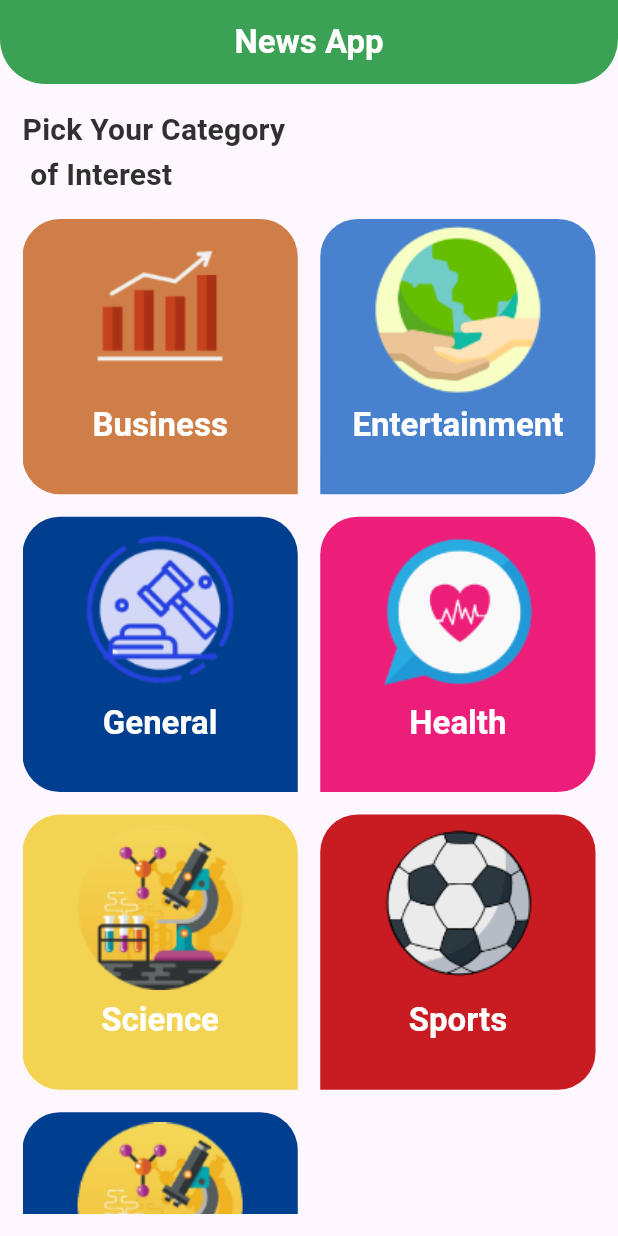
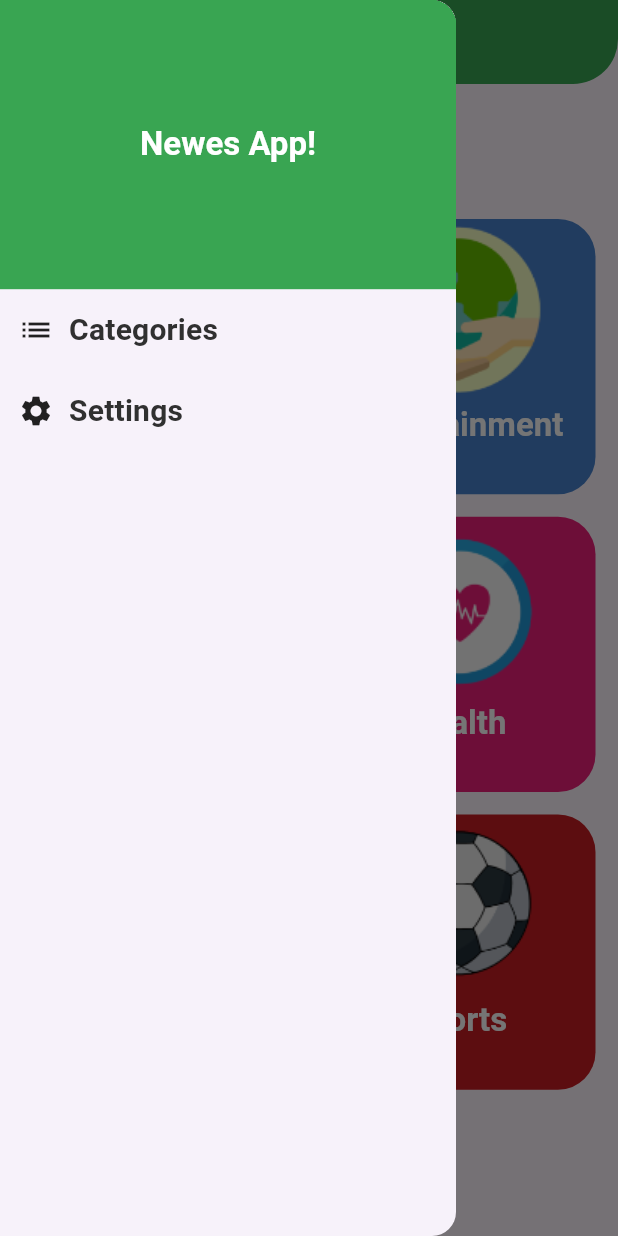
Before and after one commit to MOhamedAHmed1945/news-app-trans, a Flutter app: the screen it shows after launch, with the side drawer open (before the commit the screen has no drawer), on a phone screen of 412 x 824 dp. Run offline on Flutter 3.47's test engine with Material 3 defaults, Android fonts, the phone set to English and light mode, and no system bars; our stand-ins replace cached_network_image.

Commit message:
add func

```diff
--- a/lib/Apis/api_manager.dart
+++ b/lib/Apis/api_manager.dart
@@ -45,9 +45,10 @@ import 'package:http/http.dart' as http;
 // }
 
 class ApiManager {
-  static Future<SourseResponse> getSources() async {
+  static Future<SourseResponse> getSources({required String categoryId}) async {
     Uri url = Uri.https(ApiConstatnts.baseUrl, ApiConstatnts.sources, {
       'apiKey': ApiConstatnts.apiKey,
+      'category' : categoryId,
     });
     try {
       var response = await http.get(url);
--- a/lib/Screens/category_fragment_screen.dart
+++ b/lib/Screens/category_fragment_screen.dart
@@ -1,14 +1,15 @@
-// ignore_for_file: prefer_const_constructors
+// ignore_for_file: prefer_const_constructors, must_be_immutable
 
 import 'package:flutter/material.dart';
 
 import '../Models/category_d_m.dart';
-import '../Widgets/Tabs/custom_category_Item.dart';
+import '../Widgets/custom_category_item.dart';
 
 class CategoryFragmentScreen extends StatelessWidget {
-  CategoryFragmentScreen({super.key});
+  CategoryFragmentScreen({super.key, required this.onCategoryItemClick});
   static String routeName = 'categoryFragmentScreen';
   var categoriesList = CategoryDM.getCategories();
+  Function onCategoryItemClick;
   @override
   Widget build(BuildContext context) {
     return Container(
@@ -20,7 +21,9 @@ class CategoryFragmentScreen extends StatelessWidget {
             'Pick Your Category \n of Interest',
             style: Theme.of(context).textTheme.titleMedium,
           ),
-          SizedBox(height: 15.0,),
+          SizedBox(
+            height: 15.0,
+          ),
           Expanded(
             child: GridView.builder(
                 gridDelegate: const SliverGridDelegateWithFixedCrossAxisCount(
@@ -30,9 +33,16 @@ class CategoryFragmentScreen extends StatelessWidget {
                 ),
                 itemCount: categoriesList.length,
                 itemBuilder: (context, index) {
-                  return CustomCategoryItem(
-                    category: categoriesList[index],
-                    index: index,
+                  return InkWell(
+                    onTap: () {
+                      onCategoryItemClick(
+                        categoriesList[index]
+                      );
+                    },
+                    child: CustomCategoryItem(
+                      category: categoriesList[index],
+                      index: index,
+                    ),
                   );
                 }),
           ),
--- a/lib/Screens/home_screen.dart
+++ b/lib/Screens/home_screen.dart
@@ -1,5 +1,10 @@
+// ignore_for_file: prefer_const_constructors
+
 import 'package:flutter/material.dart';
+import 'package:flutter_application_news/Screens/category_details_screen.dart';
 import 'package:flutter_application_news/Screens/category_fragment_screen.dart';
+import '../Models/category_d_m.dart';
+import '../Widgets/Drawer/custom_home_drawer.dart';
 
 class HomeScreen extends StatefulWidget {
   const HomeScreen({Key? key}) : super(key: key);
@@ -14,27 +19,37 @@ class _HomeScreenState extends State<HomeScreen> {
     return Scaffold(
       appBar: AppBar(
         title: Text(
-          'News App',
+          selectedMenuItem == HomeDrawer.settings ? 'Settings' : selectedCategory == null ?
+           'News App': selectedCategory!.title,
           style: Theme.of(context).textTheme.titleLarge!,
         ),
       ),
-      body: CategoryFragmentScreen(),
+      drawer: Drawer(
+        child: HomeDrawer(
+          onSideMenuItemClick: onSideMenuItemClick,
+        ),
+      ),
+      body: selectedCategory == null
+          ? CategoryFragmentScreen(
+              onCategoryItemClick: onCategoryItemClick,
+            )
+          : CategoryDetailsScreen(
+              category: selectedCategory!,
+            ),
     );
   }
+
+  CategoryDM? selectedCategory;
+  void onCategoryItemClick(CategoryDM newSelectedCategory) {
+    selectedCategory = newSelectedCategory;
+    setState(() {});
+  }
+
+  int selectedMenuItem = HomeDrawer.categories;
+  void onSideMenuItemClick(int newSelectedMenuItem) {
+    selectedMenuItem = newSelectedMenuItem;
+    selectedCategory = null;
+    Navigator.pop(context);
+    setState(() {});
+  }
 }
-
-// class HomeScreen extends StatelessWidget {
-//   const HomeScreen({super.key});
-//   static String routeName = 'homeScreen';
-//   @override
-//   Widget build(BuildContext context) {
-//     return Stack(
-//       children: [
-//         Container(
-//           color: ThemeApp.whiteColor,
-//           child: Image.asset(''),
-//         ),
-//       ],
-//     );
-//   }
-// }
--- /dev/null
+++ b/lib/Widgets/Drawer/custom_home_drawer.dart
@@ -0,0 +1,72 @@
+// ignore_for_file: must_be_immutable
+
+import 'package:flutter/material.dart';
+
+import '../../ThemeApp/theme_app.dart';
+
+class HomeDrawer extends StatelessWidget {
+  HomeDrawer({super.key, required this.onSideMenuItemClick});
+  Function onSideMenuItemClick;
+  static const int categories = 1;
+   static const int settings = 2;
+  @override
+  Widget build(BuildContext context) {
+    return Column(
+      children: [
+        Container(
+          width: double.infinity,
+          // height: 100,
+          padding: EdgeInsets.symmetric(
+            vertical: MediaQuery.of(context).size.height * 0.1,
+          ),
+          color: ThemeApp.primaryLightColor,
+          child: Text(
+            'Newes App!',
+            style: Theme.of(context).textTheme.titleLarge,
+            textAlign: TextAlign.center,
+          ),
+        ),
+        Padding(
+          padding: const EdgeInsets.all(12.0),
+          child: InkWell(
+            onTap: () {
+              onSideMenuItemClick(categories);
+            },
+            child: Row(
+              children: [
+                const Icon(Icons.list),
+                const SizedBox(
+                  width: 10,
+                ),
+                Text(
+                  'Categories',
+                  style: Theme.of(context).textTheme.titleMedium,
+                ),
+              ],
+            ),
+          ),
+        ),
+        Padding(
+          padding: const EdgeInsets.all(12.0),
+          child: InkWell(
+            onTap: () {
+              onSideMenuItemClick(settings);
+            },
+            child: Row(
+              children: [
+                const Icon(Icons.settings),
+                const SizedBox(
+                  width: 10,
+                ),
+                Text(
+                  'Settings',
+                  style: Theme.of(context).textTheme.titleMedium,
+                ),
+              ],
+            ),
+          ),
+        ),
+      ],
+    );
+  }
+}
--- a/lib/Widgets/Tabs/custom_category_item.dart
+++ b/lib/Widgets/custom_category_item.dart
@@ -2,7 +2,7 @@
 
 import 'package:flutter/material.dart';
 
-import '../../Models/category_d_m.dart';
+import '../Models/category_d_m.dart';
 
 class CustomCategoryItem extends StatelessWidget {
   CustomCategoryItem({super.key, required this.category, required this.index});
--- a/lib/main.dart
+++ b/lib/main.dart
@@ -1,11 +1,12 @@
 import 'package:flutter/material.dart';
 import 'Screens/category_details_screen.dart';
-import 'Screens/category_fragment_screen.dart';
 import 'Screens/home_screen.dart';
 import 'ThemeApp/theme_app.dart';
+
 void main() {
   runApp(const MyApp());
 }
+
 class MyApp extends StatelessWidget {
   const MyApp({super.key});
   @override
@@ -18,9 +19,9 @@ class MyApp extends StatelessWidget {
       // themeMode: provider.appTheme,
       initialRoute: HomeScreen.routeName,
       routes: {
-        HomeScreen.routeName: (context) => HomeScreen(),
-        CategoryFragmentScreen.routeName: (context) => CategoryFragmentScreen(),
-        CategoryDetailsScreen.routeName: (context) => CategoryDetailsScreen(),
+        HomeScreen.routeName: (context) => const HomeScreen(),
+        // CategoryFragmentScreen.routeName: (context) => CategoryFragmentScreen(),
+        // CategoryDetailsScreen.routeName: (context) =>  CategoryDetailsScreen(),
       },
     );
   }
```
Also changed, not shown: lib/Screens/category_details_screen.dart (+8 -16 lines), lib/Widgets/Tabs/News Widgets/custom_tab_item.dart (+7 -7 lines).
